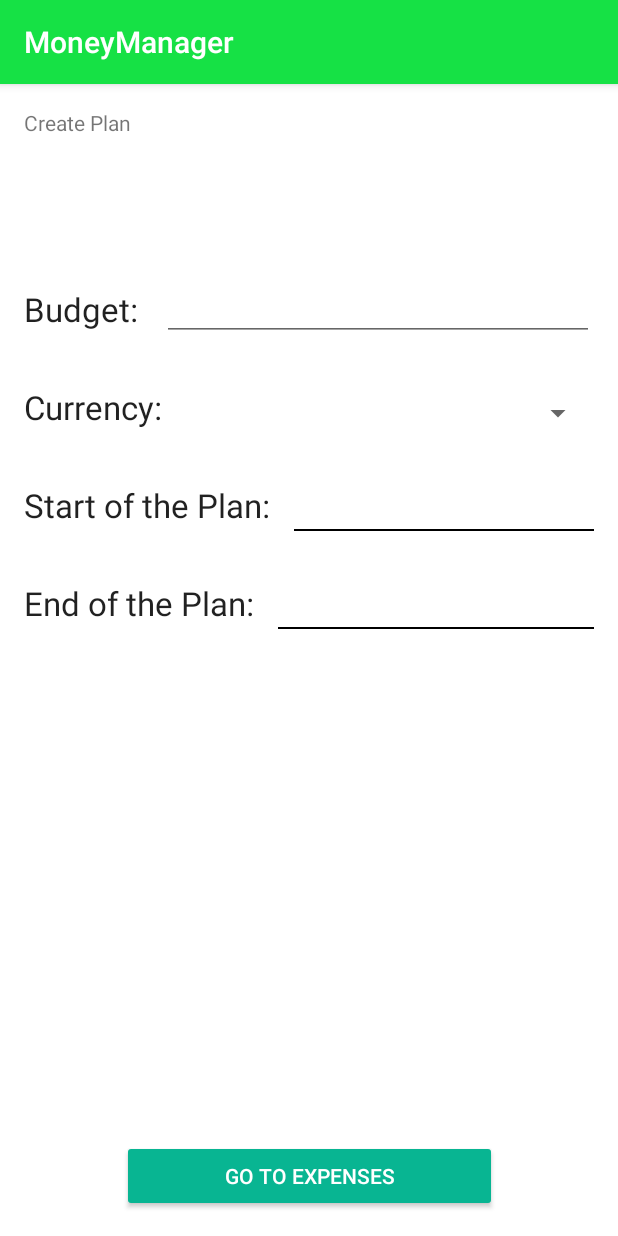
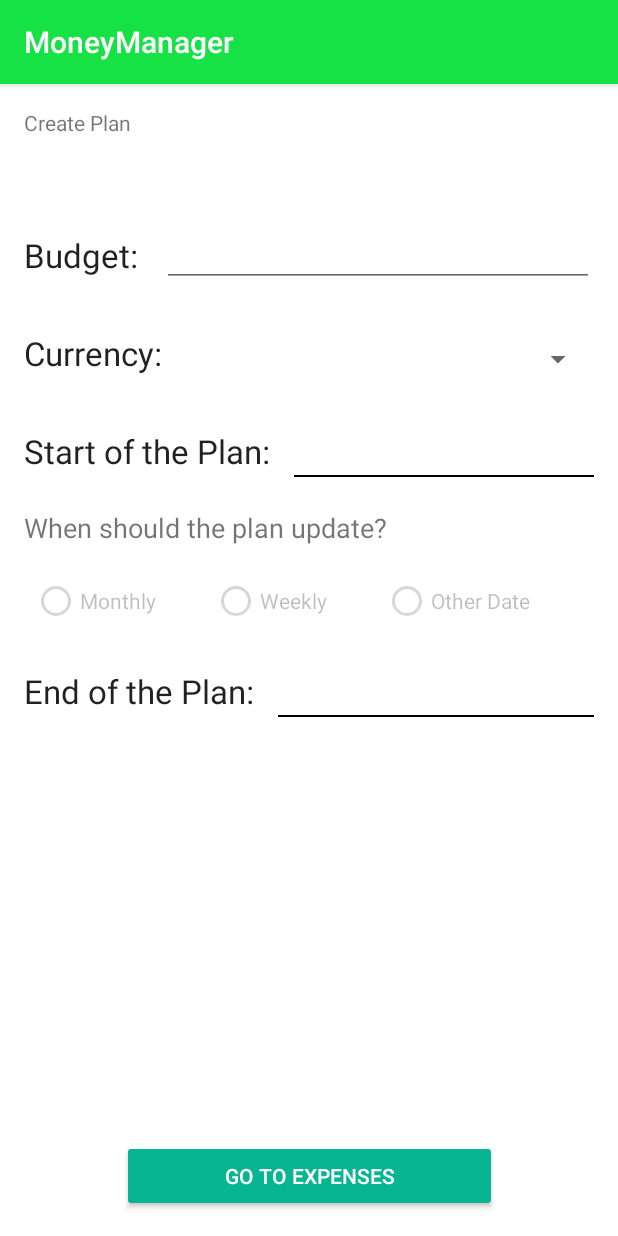
Before and after one commit to HmirceaD/PlanUp, an Android app: the CreatePlanActivity screen opened directly, with no data from a screen before it, on a phone screen of 412 x 824 dp. Run offline under Robolectric (Android 15) with nearby library versions, the phone set to English and light mode, and no system bars; libraries missing offline, so code that uses them is left out: org.angmarch.views; plain views replace NiceSpinner; 2 statements that could not run were skipped.

Commit message:
added radio buttons to the create plan activity and it works good

```diff
--- a/app/src/main/AndroidManifest.xml
+++ b/app/src/main/AndroidManifest.xml
@@ -23,7 +23,9 @@
         </activity>
         <activity android:name=".Activities.CreatePlanActivity" />
         <activity android:name=".Activities.CreatePlanExpenses" />
-        <activity android:name=".Activities.CreatePlanSavings"></activity>
+        <activity android:name=".Activities.CreatePlanSavings" />
+        <activity android:name=".Activities.SettingsActivity" />
+        <activity android:name=".Activities.AchievementsActivity"></activity>
     </application>
 
 </manifest>
--- a/app/src/main/java/com/example/mircea/moneymanager/Activities/CreatePlanActivity.java
+++ b/app/src/main/java/com/example/mircea/moneymanager/Activities/CreatePlanActivity.java
@@ -14,6 +14,8 @@ import android.widget.ArrayAdapter;
 import android.widget.Button;
 import android.widget.DatePicker;
 import android.widget.EditText;
+import android.widget.RadioButton;
+import android.widget.RadioGroup;
 import android.widget.Spinner;
 import android.widget.TextView;
 import android.widget.Toast;
@@ -34,8 +36,7 @@ import java.util.Locale;
 public class CreatePlanActivity extends AppCompatActivity {
 
     //Logic
-    private Date startDate;
-    private Date endDate;
+    private Date startDate, endDate;
 
     //Spinner
     private List<String> currencyList;
@@ -43,10 +44,11 @@ public class CreatePlanActivity extends AppCompatActivity {
     //Ui
     private Button goToExpensesButton;
     private NiceSpinner currencySpinner;
-    private TextView startPlanDate;
-    private TextView endPlanDate;
+    private TextView startPlanDate, endPlanDate;
     private ConstraintLayout createPlanLayout;
     private EditText budgetEditText;
+    private RadioGroup updateBudgetRadioGroup;
+    private RadioButton monthlyRadioButton, weeklyRadioButton, otherDateRadioButton;
 
     //Other
     private Calendar myCalendar;
@@ -60,30 +62,52 @@ public class CreatePlanActivity extends AppCompatActivity {
 
     }
 
+    //TODO ADD COMMENTS
     private void setupUi() {
 
         this.getWindow().setSoftInputMode(WindowManager.LayoutParams.SOFT_INPUT_STATE_ALWAYS_HIDDEN);
 
-        createPlanLayout = findViewById(R.id.create_plan_layout);
-        new HideKeyboardListener(createPlanLayout, getApplicationContext());
+        setupLayout();
 
         myCalendar = Calendar.getInstance();
 
         budgetEditText = findViewById(R.id.budgetEditText);
 
+        setupRadioButtons();
+
+        setupExpenseButton();
+
+        setupDateText();
+
+        setupSpinner();
+    }
+
+    private void setupExpenseButton() {
         goToExpensesButton = findViewById(R.id.goToExpenses);
         goToExpensesButton.setOnClickListener((View v) -> goToExpenses());
+    }
+
+    private void setupRadioButtons() {
+        updateBudgetRadioGroup = findViewById(R.id.updateBudgetRadioGroup);
+        updateBudgetRadioGroup.setOnCheckedChangeListener(new UpdateCheckChange());
+
+        monthlyRadioButton = findViewById(R.id.monthlyRadioButton);
+        weeklyRadioButton = findViewById(R.id.weeklyRadioButton);
+        otherDateRadioButton = findViewById(R.id.otherDateRadioButton);
+
+    }
+
+    private void setupLayout() {
+
+        createPlanLayout = findViewById(R.id.create_plan_layout);
+        new HideKeyboardListener(createPlanLayout, getApplicationContext());
+    }
+
+    private void setupDateText() {
 
         startDate = new Date();
         endDate = new Date();
 
-        initDateText();
-
-        currencySpinner = findViewById(R.id.currencySpinner);
-        setupSpinner();
-    }
-
-    private void initDateText() {
         //Initializes the date textviews /
         startPlanDate = findViewById(R.id.startPlanDate);
         startPlanDate.setText("");
@@ -125,6 +149,7 @@ public class CreatePlanActivity extends AppCompatActivity {
 
     private void setupSpinner() {
         //setup currency spinner
+        currencySpinner = findViewById(R.id.currencySpinner);
         currencyList = Arrays.asList(getResources().getStringArray(R.array.currency_array));
         currencySpinner.attachDataSource(currencyList);
 
@@ -171,25 +196,71 @@ public class CreatePlanActivity extends AppCompatActivity {
 
                 startDate = myCalendar.getTime();
 
-                if(startDate.getTime() > endDate.getTime() && endPlanDate.isEnabled()){
-                    /**If the selected startdate is greater then the end date reset the end date**/
+                if(updateBudgetRadioGroup.getCheckedRadioButtonId() != -1){
+                    /**If this is the first time that the edittext is select then do nothing**/
+                    changeEndDateByRadioAmount(updateBudgetRadioGroup.getCheckedRadioButtonId());
 
-                    myCalendar.add(Calendar.DATE, 1);
-                    endDate = myCalendar.getTime();
-                    updateTextView(myCalendar.getTime(), endPlanDate);
                 }
 
-                endPlanDate.setEnabled(true);
+                /**Activate the radio buttons to select the end date**/
+                monthlyRadioButton.setEnabled(true);
+                weeklyRadioButton.setEnabled(true);
+                otherDateRadioButton.setEnabled(true);
 
             }else{
 
+                otherDateRadioButton.setChecked(true);
                 endDate = myCalendar.getTime();
             }
 
             updateTextView(myCalendar.getTime(), dateTextView);
         }
+    }
 
+    private class UpdateCheckChange implements RadioGroup.OnCheckedChangeListener{
+        @Override
+        public void onCheckedChanged(RadioGroup radioGroup, int id) {
 
+            changeEndDateByRadioAmount(id);
+        }
+    }
+
+    private void changeEndDateByRadioAmount(int id) {
+
+        Calendar auxCalendar = Calendar.getInstance();
+        auxCalendar.setTime(startDate);
+
+        switch (id){
+
+            case R.id.monthlyRadioButton:
+
+                auxCalendar.add(Calendar.MONTH, 1);
+                endDate = auxCalendar.getTime();
+                updateTextView(auxCalendar.getTime(), endPlanDate);
+
+                endPlanDate.setEnabled(true);
+
+                break;
+            case R.id.weeklyRadioButton:
+
+                auxCalendar.add(Calendar.WEEK_OF_MONTH, 1);
+                endDate = auxCalendar.getTime();
+                updateTextView(auxCalendar.getTime(), endPlanDate);
+
+                endPlanDate.setEnabled(true);
+
+                break;
+
+            case R.id.otherDateRadioButton:
+
+                auxCalendar.add(Calendar.DAY_OF_MONTH, 1);
+                endDate = auxCalendar.getTime();
+                updateTextView(auxCalendar.getTime(), endPlanDate);
+
+                endPlanDate.setEnabled(true);
+
+                break;
+        }
     }
 
 
--- a/app/src/main/res/layout/activity_create_plan.xml
+++ b/app/src/main/res/layout/activity_create_plan.xml
@@ -29,7 +29,7 @@
         android:layout_width="wrap_content"
         android:layout_height="wrap_content"
         android:layout_marginStart="16dp"
-        android:layout_marginTop="100dp"
+        android:layout_marginTop="64dp"
         android:text="@string/budget"
         android:textAppearance="@style/TextAppearance.AppCompat.Menu"
         android:textSize="22sp"
@@ -93,14 +93,14 @@
         android:layout_marginBottom="16dp"
         android:layout_marginEnd="8dp"
         android:layout_marginStart="8dp"
-        android:layout_marginTop="8dp"
+        android:layout_marginTop="16dp"
         android:backgroundTint="@color/colorAccent"
         android:text="@string/go_to_expenses"
         android:textColor="#FFF"
         app:layout_constraintBottom_toBottomOf="parent"
         app:layout_constraintEnd_toEndOf="parent"
         app:layout_constraintStart_toStartOf="parent"
-        app:layout_constraintTop_toBottomOf="@+id/startPlanTextView"
+        app:layout_constraintTop_toBottomOf="@+id/endPlanTextView"
         app:layout_constraintVertical_bias="1.0" />
 
     <TextView
@@ -125,20 +125,19 @@
         android:background="#000"
         app:layout_constraintLeft_toLeftOf="@+id/startPlanDate"
         app:layout_constraintRight_toRightOf="@+id/startPlanDate"
-        app:layout_constraintTop_toBottomOf="@+id/startPlanDate"
-        />
+        app:layout_constraintTop_toBottomOf="@+id/startPlanDate" />
 
     <TextView
         android:id="@+id/endPlanTextView"
         android:layout_width="wrap_content"
         android:layout_height="wrap_content"
         android:layout_marginStart="16dp"
-        android:layout_marginTop="36dp"
+        android:layout_marginTop="24dp"
         android:text="@string/end_plan"
         android:textAppearance="@style/TextAppearance.AppCompat.Menu"
         android:textSize="22sp"
         app:layout_constraintStart_toStartOf="parent"
-        app:layout_constraintTop_toBottomOf="@+id/startPlanTextView" />
+        app:layout_constraintTop_toBottomOf="@+id/updateBudgetRadioGroup" />
 
     <TextView
         android:id="@+id/endPlanDate"
@@ -147,14 +146,15 @@
         android:layout_marginEnd="16dp"
         android:layout_marginStart="16dp"
         android:layout_marginTop="8dp"
+        android:ems="10"
         android:enabled="false"
-        android:ems="10"
         android:textAppearance="@style/TextAppearance.AppCompat.Medium"
         app:layout_constraintBottom_toBottomOf="@+id/endPlanTextView"
         app:layout_constraintEnd_toEndOf="parent"
         app:layout_constraintHorizontal_bias="0.333"
         app:layout_constraintStart_toEndOf="@+id/endPlanTextView"
         app:layout_constraintTop_toTopOf="@+id/endPlanTextView"
+
         app:layout_constraintVertical_bias="0.6" />
 
     <View
@@ -165,6 +165,54 @@
         app:layout_constraintRight_toRightOf="@+id/endPlanDate"
         app:layout_constraintTop_toBottomOf="@+id/endPlanDate" />
 
+    <TextView
+        android:id="@+id/updateExplainTextView"
+        android:layout_width="wrap_content"
+        android:layout_height="wrap_content"
+        android:layout_marginStart="16dp"
+        android:layout_marginTop="24dp"
+        android:text="@string/when_to_update"
+        android:textSize="18sp"
+        app:layout_constraintStart_toStartOf="parent"
+        app:layout_constraintTop_toBottomOf="@+id/startPlanTextView" />
+
+    <RadioGroup
+        android:id="@+id/updateBudgetRadioGroup"
+        android:layout_width="0dp"
+        android:layout_height="wrap_content"
+        android:layout_marginEnd="16dp"
+        android:layout_marginStart="16dp"
+        android:layout_marginTop="15dp"
+        android:orientation="horizontal"
+        android:padding="5dp"
+        app:layout_constraintEnd_toEndOf="parent"
+        app:layout_constraintStart_toStartOf="parent"
+        app:layout_constraintTop_toBottomOf="@+id/updateExplainTextView">
+
+        <RadioButton
+            android:id="@+id/monthlyRadioButton"
+            android:layout_width="wrap_content"
+            android:layout_height="wrap_content"
+            android:enabled="false"
+            android:layout_weight="1"
+            android:text="@string/monthly" />
+
+        <RadioButton
+            android:id="@+id/weeklyRadioButton"
+            android:enabled="false"
+            android:layout_width="wrap_content"
+            android:layout_height="wrap_content"
+            android:layout_weight="1"
+            android:text="@string/weekly" />
+
+        <RadioButton
+            android:id="@+id/otherDateRadioButton"
+            android:enabled="false"
+            android:layout_width="wrap_content"
+            android:layout_height="wrap_content"
+            android:layout_weight="1"
+            android:text="@string/other_date" />
+    </RadioGroup>
 
 
 </android.support.constraint.ConstraintLayout>
--- a/app/src/main/res/values/strings.xml
+++ b/app/src/main/res/values/strings.xml
@@ -42,6 +42,14 @@
     <string name="remaining">Remaining:</string>
     <string name="placeholder_number">4200</string>
 
+    <string name="achievements">Achievements</string>
+
+    <string name="monthly">Monthly</string>
+    <string name="weekly">Weekly</string>
+    <string name="other_date">Other Date</string>
+
+    <string name="when_to_update">When should the plan update?</string>
+
     <string name="ex_wish_name">E.g. Trip to Chernobyl</string>
     <string name="ex_wish_desc">Radiation is nice this time of year</string>
 
@@ -58,8 +66,4 @@
     </string-array>
 
 
-
-
-
-
 </resources>
```
Also changed, not shown: app/src/main/java/com/example/mircea/moneymanager/Activities/AchievementsActivity.java (added, +15 -0 lines), app/src/main/java/com/example/mircea/moneymanager/Activities/CreatePlanExpenses.java (+14 -7 lines), app/src/main/java/com/example/mircea/moneymanager/Activities/MainActivity.java (+8 -10 lines), app/src/main/java/com/example/mircea/moneymanager/Activities/SettingsActivity.java (added, +15 -0 lines), app/src/main/java/com/example/mircea/moneymanager/Adapters/ExpenseListAdapter.java (+3 -4 lines), app/src/main/res/layout/activity_achievements.xml (added, +9 -0 lines), app/src/main/res/layout/activity_settings.xml (added, +9 -0 lines), app/src/main/res/menu/activity_main_drawer.xml (+10 -26 lines).
